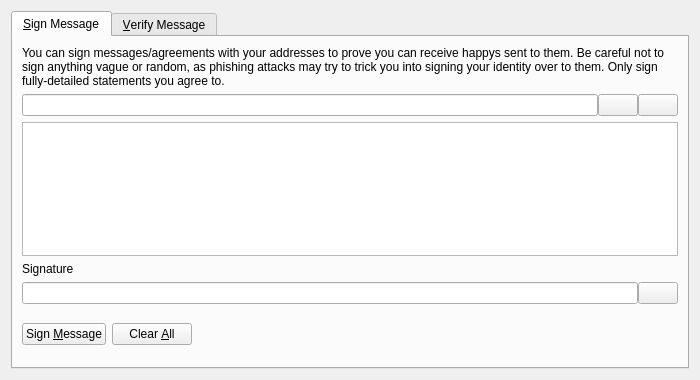
First picture: the form in src/qt/forms/signverifymessagedialog.ui, repository TriangleEarth/TES, before the edit.
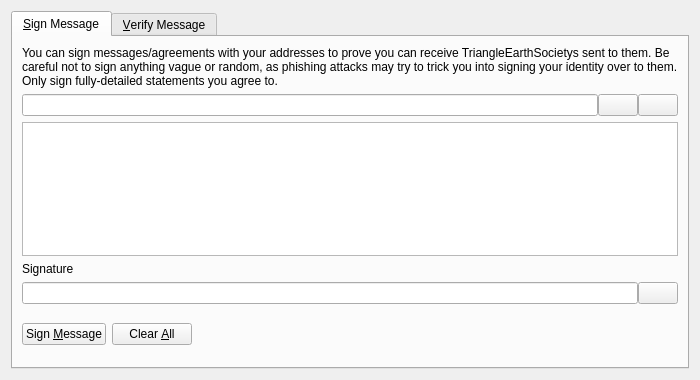
Second picture: the form after the edit. Icons and pictures are not drawn. Custom widgets are drawn as their Qt base class.

Patch:
```diff
--- a/src/qt/forms/signverifymessagedialog.ui
+++ b/src/qt/forms/signverifymessagedialog.ui
@@ -30,7 +30,7 @@
        <item>
         <widget class="QLabel" name="infoLabel_SM">
          <property name="text">
-          <string>You can sign messages/agreements with your addresses to prove you can receive happys sent to them. Be careful not to sign anything vague or random, as phishing attacks may try to trick you into signing your identity over to them. Only sign fully-detailed statements you agree to.</string>
+          <string>You can sign messages/agreements with your addresses to prove you can receive TriangleEarthSocietys sent to them. Be careful not to sign anything vague or random, as phishing attacks may try to trick you into signing your identity over to them. Only sign fully-detailed statements you agree to.</string>
          </property>
          <property name="textFormat">
           <enum>Qt::PlainText</enum>
```
Left out of the diff: 8 changed lines with no effect on the pictures.
